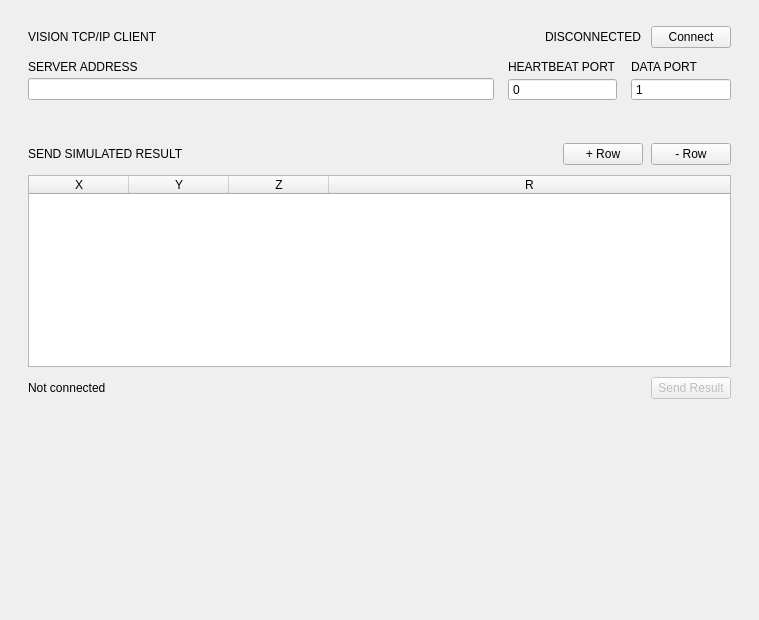
This is src/form/vision_output/vision_tcpip_client_device_widget.ui in gstorm-b/VC_APP as Qt 5 draws it before an edit. The edited form follows.
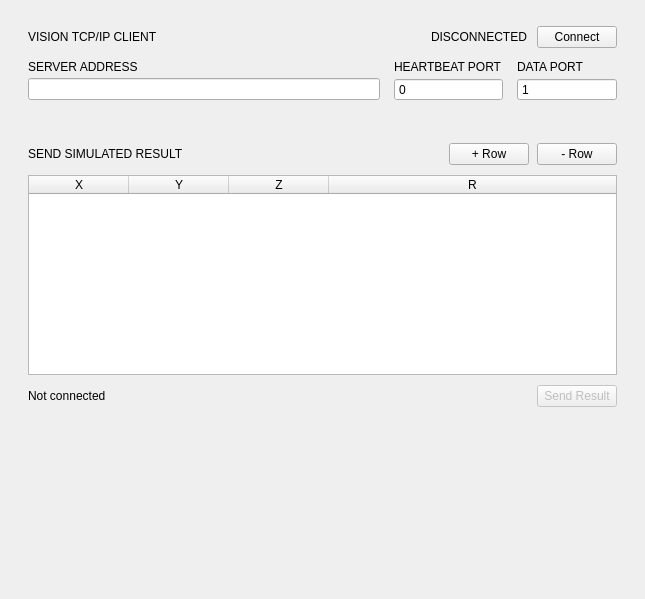
This is the edited form. Custom widgets are drawn as their Qt base class.

```diff
--- a/src/form/vision_output/vision_tcpip_client_device_widget.ui
+++ b/src/form/vision_output/vision_tcpip_client_device_widget.ui
@@ -6,10 +6,28 @@
    <rect>
     <x>0</x>
     <y>0</y>
-    <width>759</width>
-    <height>620</height>
+    <width>645</width>
+    <height>599</height>
    </rect>
   </property>
+  <property name="sizePolicy">
+   <sizepolicy hsizetype="Preferred" vsizetype="Preferred">
+    <horstretch>0</horstretch>
+    <verstretch>0</verstretch>
+   </sizepolicy>
+  </property>
+  <property name="minimumSize">
+   <size>
+    <width>0</width>
+    <height>0</height>
+   </size>
+  </property>
+  <property name="baseSize">
+   <size>
+    <width>0</width>
+    <height>0</height>
+   </size>
+  </property>
   <property name="windowTitle">
    <string>Form</string>
   </property>
@@ -193,6 +211,18 @@
    </item>
    <item>
     <widget class="QFrame" name="frame_send_result">
+     <property name="minimumSize">
+      <size>
+       <width>0</width>
+       <height>0</height>
+      </size>
+     </property>
+     <property name="baseSize">
+      <size>
+       <width>0</width>
+       <height>296</height>
+      </size>
+     </property>
      <property name="frameShape">
       <enum>QFrame::Shape::NoFrame</enum>
      </property>
@@ -267,6 +297,12 @@
       </item>
       <item>
        <widget class="QTableWidget" name="tbl_positions">
+        <property name="minimumSize">
+         <size>
+          <width>0</width>
+          <height>200</height>
+         </size>
+        </property>
         <property name="selectionBehavior">
          <enum>QAbstractItemView::SelectionBehavior::SelectRows</enum>
         </property>
```
Left out of the diff: 12 changed lines with no effect on the pictures.
